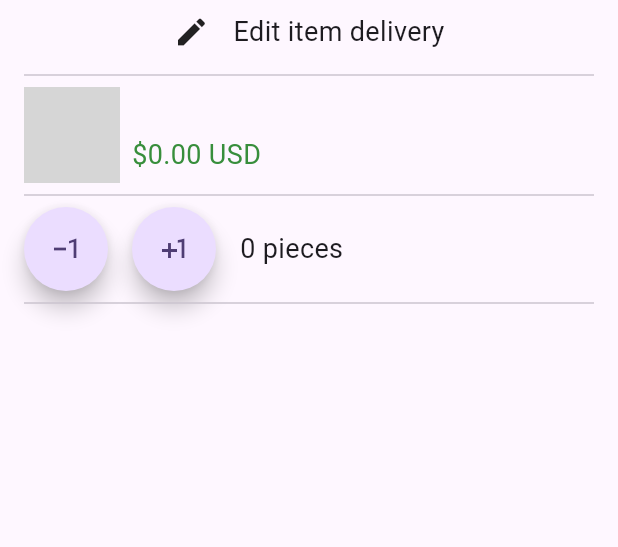
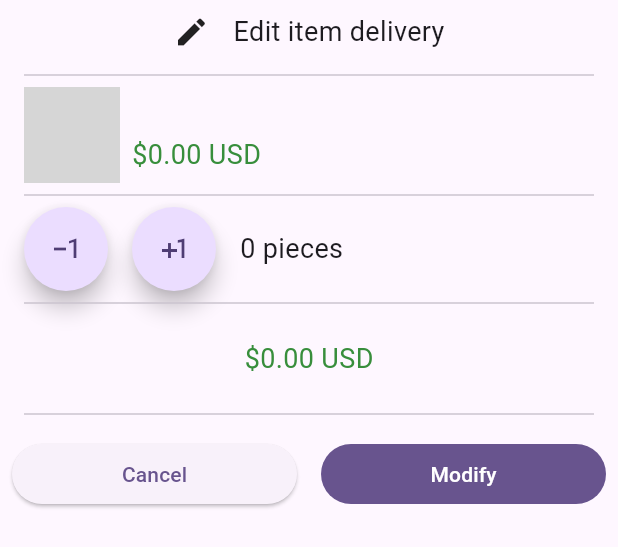
Before and after one commit to BionicHawk/e_commerce_app, a Flutter app: the EditItemMenu widget shown alone on an empty page, opened directly with empty values, on a phone screen of 412 x 824 dp. Shown: the top 547 px of the screen. Run offline on Flutter 3.47's test engine with Material 2 defaults, Android fonts, the phone set to English and light mode, and no system bars; our stand-ins replace dio; missing offline and left inert: dart:ffi; network calls fail; grey boxes are pictures that could not be loaded.

Commit message:
Modify System integrated

```diff
--- a/lib/screens/shopping_cart/components/edit_item_menu.dart
+++ b/lib/screens/shopping_cart/components/edit_item_menu.dart
@@ -13,17 +13,18 @@ class EditItemMenu extends StatefulWidget {
 }
 
 class _EditItemMenuState extends State<EditItemMenu> {
+  int quantity = 0;
 
   void onAdd() {
     setState(() {
-      widget.item.quantity++;
+      quantity++;
     });
   }
 
   void onLess() {
-    if (widget.item.quantity > 1) {
+    if (quantity > 1) {
       setState(() {
-        widget.item.quantity--;
+        quantity--;
       });
     }
   }
@@ -32,6 +33,14 @@ class _EditItemMenuState extends State<EditItemMenu> {
   void dispose() {
     super.dispose();
     widget.onDispose;
+  }
+
+  @override
+  void initState() {
+    super.initState();
+    setState(() {
+      quantity = widget.item.quantity;
+    });
   }
 
   @override
@@ -55,6 +64,10 @@ class _EditItemMenuState extends State<EditItemMenu> {
       child: Divider(),
     );
 
+    double getPreCost() {
+      return widget.item.item.price * quantity;
+    }
+
     return Column(
       crossAxisAlignment: CrossAxisAlignment.center,
       children: [
@@ -70,7 +83,7 @@ class _EditItemMenuState extends State<EditItemMenu> {
         ),
         divider,
         Buttons(
-          quantity: widget.item.quantity,
+          quantity: quantity,
           onAdd: () {
             onAdd();
           },
@@ -78,7 +91,18 @@ class _EditItemMenuState extends State<EditItemMenu> {
             onLess();
           },
         ),
-        divider
+        divider,
+        SubTotalTag(cost: getPreCost()),
+        divider,
+        ProcedureButtons(
+          onNext: () {
+            widget.item.quantity = quantity;
+            Navigator.of(context).pop();
+          },
+          onCancel: () {
+            Navigator.of(context).pop();
+          },
+        )
       ],
     );
   }
@@ -171,3 +195,49 @@ class Buttons extends StatelessWidget {
     );
   }
 }
+
+class SubTotalTag extends StatelessWidget {
+  const SubTotalTag({super.key, required this.cost});
+  final double cost;
+
+  @override
+  Widget build(BuildContext context) {
+    return Center(
+      child: Padding(
+        padding: const EdgeInsets.all(16.0),
+        child: Text(
+          "\$${cost.toStringAsFixed(2)} USD",
+          style: TextStyle(fontSize: 18, color: Colors.green.shade700),
+        ),
+      ),
+    );
+  }
+}
+
+class ProcedureButtons extends StatelessWidget {
+  const ProcedureButtons({super.key, this.onCancel, this.onNext});
+
+  final VoidCallback? onCancel;
+  final VoidCallback? onNext;
+
+  @override
+  Widget build(BuildContext context) {
+    return Row(
+      mainAxisAlignment: MainAxisAlignment.center,
+      children: [
+        Expanded(
+            child: Padding(
+              padding: const EdgeInsets.all(8.0),
+              child:
+              ElevatedButton(onPressed: onCancel, child: const Text("Cancel")),
+            )),
+        Expanded(
+            child: Padding(
+              padding: const EdgeInsets.all(8.0),
+              child: FilledButton(
+                  onPressed: onNext, child: const Text("Modify")),
+            ))
+      ],
+    );
+  }
+}
```
Also changed, not shown: lib/screens/shopping_cart/components/item_list.dart (+11 -4 lines).
